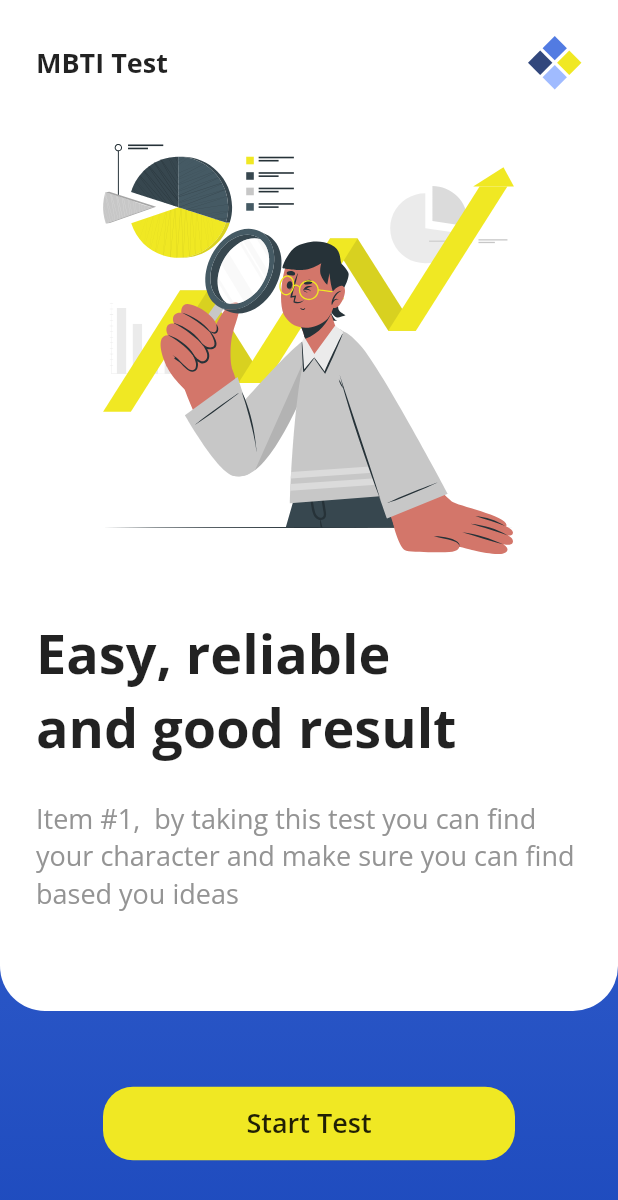
After one commit to misagh1999/mbti-test-app, a Flutter app: the WelcomeScreen screen opened by its route, after a tap on "Get Started", on a phone screen of 412 x 824 dp. The commit adds this screen. Shown: the top 1200 px of the screen. Run offline on Flutter 3.47's test engine with Material 2 defaults, Android fonts, the phone set to English and light mode, and no system bars; our stand-ins replace flutter_svg, get.

Commit message:
start screen implemented

```diff
--- a/lib/constants.dart
+++ b/lib/constants.dart
@@ -11,3 +11,9 @@ abstract class Fonts {
   static const Bold = 'Bold';
   static const ExtraBold = 'ExtraBold';
 }
+
+abstract class Assets {
+  static const LOGO = 'assets/images/temp_logo.svg';
+  static const WELCOME_IMG = 'assets/images/welcome_img.svg';
+  static const START_IMG = 'assets/images/start_img.svg';
+}
--- a/lib/routes/app_pages.dart
+++ b/lib/routes/app_pages.dart
@@ -1,3 +1,4 @@
+import 'package:english_mbti_test_app/screens/start/start_screen.dart';
 import 'package:english_mbti_test_app/screens/welcome/welcome_screen.dart';
 import 'package:get/get.dart';
 
@@ -5,6 +6,7 @@ part './app_routes.dart';
 
 class AppPages {
   static final pages = [
-    GetPage(name: Routes.WELCOME, page: () => WelcomeScreen())
+    GetPage(name: Routes.WELCOME, page: () => WelcomeScreen()),
+    GetPage(name: Routes.START, page: () => StartScreen())
   ];
 }
--- a/lib/routes/app_routes.dart
+++ b/lib/routes/app_routes.dart
@@ -2,4 +2,5 @@ part of './app_pages.dart';
 
 abstract class Routes {
   static const WELCOME = '/welcome';
+  static const START = '/start';
 }
--- /dev/null
+++ b/lib/screens/start/start_screen.dart
@@ -0,0 +1,98 @@
+import 'package:english_mbti_test_app/constants.dart';
+import 'package:english_mbti_test_app/utils/utils.dart';
+import 'package:flutter/material.dart';
+import 'package:flutter_svg/flutter_svg.dart';
+import 'package:get/get.dart';
+
+class StartScreen extends StatelessWidget {
+  const StartScreen({super.key});
+
+  @override
+  Widget build(BuildContext context) {
+    return Scaffold(
+      body: SafeArea(
+        child: Container(
+          decoration: BoxDecoration(
+              gradient: LinearGradient(
+                begin: Alignment.topCenter,
+                end: Alignment.bottomCenter,
+                colors: [
+            HexColor.fromHex('527BE2'),
+            HexColor.fromHex('1E4BBE')
+          ])),
+          child: Column(
+            children: [
+              Container(
+                width: double.infinity,
+                padding: EdgeInsets.all(24),
+                height: Get.height - 150,
+                decoration: BoxDecoration(
+                    color: Colors.white,
+                    borderRadius: BorderRadius.only(
+                        bottomLeft: Radius.circular(30),
+                        bottomRight: Radius.circular(30))),
+                child: Column(
+                  crossAxisAlignment: CrossAxisAlignment.start,
+                  children: [
+                    Row(
+                      children: [
+                        Text(
+                          'MBTI Test',
+                          style:
+                              TextStyle(fontFamily: Fonts.Bold, fontSize: 18),
+                        ),
+                        Spacer(),
+                        SvgPicture.asset(
+                          Assets.LOGO,
+                          width: 36,
+                        )
+                      ],
+                    ),
+                    SizedBox(
+                      height: 36,
+                    ),
+                    Center(
+                      child: SvgPicture.asset(
+                        Assets.START_IMG,
+                        width: Get.width / 1.5,
+                      ),
+                    ),
+                    Spacer(),
+                    Text(
+                      'Easy, reliable\nand good result',
+                      style: TextStyle(fontFamily: Fonts.Bold, fontSize: 36),
+                    ),
+                    SizedBox(
+                      height: 24,
+                    ),
+                    Text(
+                      'Item #1,  by taking this test you can find your character and make sure you can find based you ideas',
+                      style: TextStyle(
+                          fontSize: 18, color: HexColor.fromHex('949494')),
+                    ),
+                    Spacer(),
+                  ],
+                ),
+              ),
+              Spacer(),
+              Container(
+                padding: EdgeInsets.all(12),
+                width: Get.width / 1.5,
+                decoration: BoxDecoration(
+                    color: HexColor.fromHex('F0E823'),
+                    borderRadius: BorderRadius.circular(20)),
+                child: Center(
+                  child: Text(
+                    'Start Test',
+                    style: TextStyle(fontFamily: Fonts.SemiBold, fontSize: 18),
+                  ),
+                ),
+              ),
+              Spacer(),
+            ],
+          ),
+        ),
+      ),
+    );
+  }
+}
--- a/lib/screens/welcome/welcome_screen.dart
+++ b/lib/screens/welcome/welcome_screen.dart
@@ -1,4 +1,5 @@
 import 'package:english_mbti_test_app/constants.dart';
+import 'package:english_mbti_test_app/routes/app_pages.dart';
 import 'package:english_mbti_test_app/utils/utils.dart';
 import 'package:flutter/material.dart';
 import 'package:flutter_svg/flutter_svg.dart';
@@ -18,7 +19,7 @@ class WelcomeScreen extends StatelessWidget {
             crossAxisAlignment: CrossAxisAlignment.center,
             children: [
               SvgPicture.asset(
-                'assets/images/temp_logo.svg',
+                Assets.LOGO,
                 width: 48,
               ),
               SizedBox(
@@ -51,9 +52,14 @@ class WelcomeScreen extends StatelessWidget {
                     fontFamily: Fonts.Medium),
               ),
               Spacer(),
-              SvgPicture.asset('assets/images/welcome_img.svg'),
+              SvgPicture.asset(Assets.WELCOME_IMG),
               Spacer(),
-              Container(
+              InkWell(
+                onTap: () {
+                  Get.toNamed(Routes.START);
+                },
+                borderRadius: BorderRadius.circular(15),
+                child: Container(
                   width: Get.width / 2,
                   padding: EdgeInsets.all(16),
                   decoration: BoxDecoration(
@@ -67,6 +73,7 @@ class WelcomeScreen extends StatelessWidget {
                     ),
                   ),
                 ),
+              ),
               Spacer()
             ],
           ),
```
Also changed, not shown: assets/images/start_img.svg (added). Lines whose indentation alone changed are shown as unchanged.
